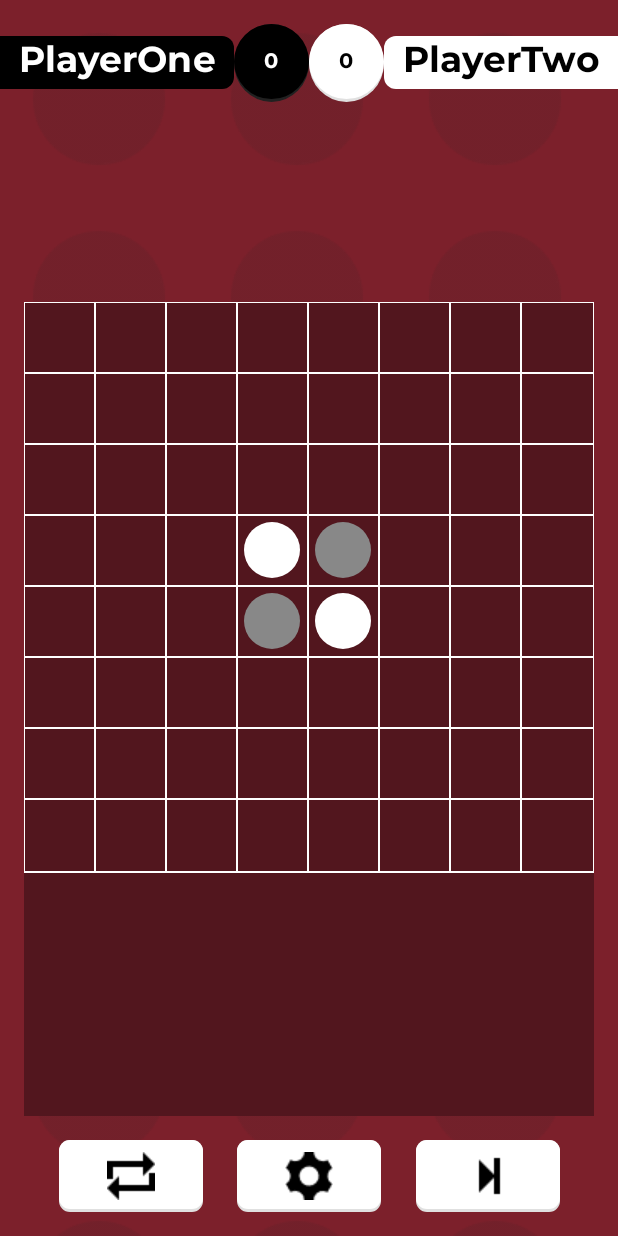
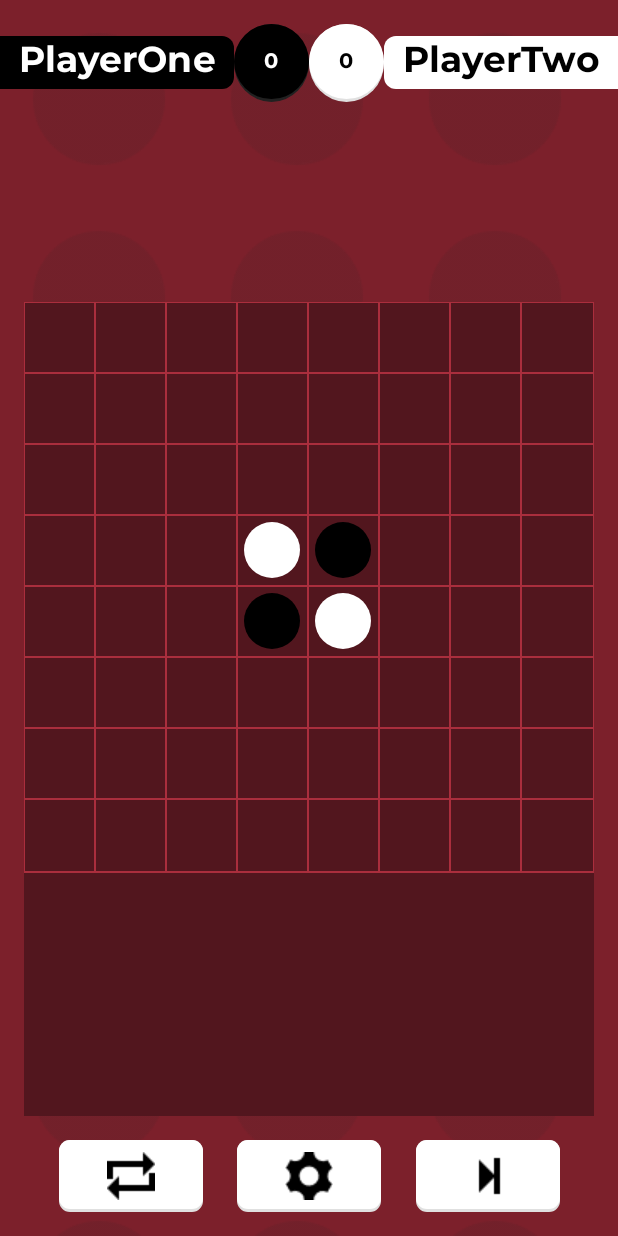
Before and after one commit to Filmaluco/ReversISEC, an Android app: the GameActionFragment screen opened directly, with no data from a screen before it, on a phone screen of 412 x 824 dp. Run offline under Robolectric (Android 15) with nearby library versions, the phone set to English and light mode, and no system bars.

Commit message:
Updated: ColorShequeme

```diff
--- a/ReverISEC/app/src/main/java/com/example/rmcsilva/reverisectest/ReversiLogic/Board.java
+++ b/ReverISEC/app/src/main/java/com/example/rmcsilva/reverisectest/ReversiLogic/Board.java
@@ -9,10 +9,15 @@ import android.view.MotionEvent;
 import android.view.View;
 import android.widget.Toast;
 
+import com.example.rmcsilva.reverisectest.R;
+
 
 public class Board extends View{
-    // here were some hardcoded assumptions that worked well for the emulator
+
+    // here were some hardcoded assumptions
+    //protect with fragment WIDTH and fragment HEIGHT
     int BOARD_SCREEN_SIZE = 500;
+
     int BOARD_DIMS = 8;
     int CELL_SIZE = BOARD_SCREEN_SIZE/BOARD_DIMS;
     int PIECE_RADIUS = 4*CELL_SIZE /10;
@@ -100,7 +105,7 @@ public class Board extends View{
         int i, j;
 
         // draw vertical board lines
-        paint.setColor(Color.WHITE);
+        paint.setColor(getResources().getColor(R.color.colorPrimaryLigh));
         paint.setStrokeWidth(2);
         for(i=0; i<BOARD_DIMS; i++) {
             canvas.drawLine(i*CELL_SIZE, 0, i*CELL_SIZE, BOARD_SCREEN_SIZE, paint);
@@ -123,7 +128,7 @@ public class Board extends View{
                         paint.setColor(Color.WHITE);
                     }
                     if(piece == CellType.BLACK) {
-                        paint.setColor(Color.GRAY);
+                        paint.setColor(Color.BLACK);
                     }
                     canvas.drawCircle(
                             (i * CELL_SIZE) + CELL_PADDING,
--- a/ReverISEC/app/src/main/java/com/example/rmcsilva/reverisectest/ReversiLogic/GameState.java
+++ b/ReverISEC/app/src/main/java/com/example/rmcsilva/reverisectest/ReversiLogic/GameState.java
@@ -95,7 +95,7 @@ public class GameState {
         }
         */
 
-        builder.setMessage("GameOver");
+        builder.setMessage("GameOver {implement system to load from string values the condition of the game}");
 
         builder.setPositiveButton("New Game", new DialogInterface.OnClickListener() {
             @Override
@@ -237,7 +237,7 @@ public class GameState {
                             if(doMove) { // okay, let's actually execute on this
                                 while(steps-- > 0){
                                     board[i + (dx*steps)][j + (dy*steps)] = currentPlayer;
-                                };
+                                }
                             }
                         }
                         break;
--- a/ReverISEC/app/src/main/res/layout/fragment_game_action.xml
+++ b/ReverISEC/app/src/main/res/layout/fragment_game_action.xml
@@ -4,7 +4,8 @@
     android:layout_width="match_parent"
     android:layout_height="match_parent"
     tools:context=".GameActionFragment"
-    android:background="@color/colorPrimary">
+    android:background="@color/colorAccent"
+    android:layout_gravity="center">
 
     <LinearLayout
         android:layout_width="match_parent"
```
